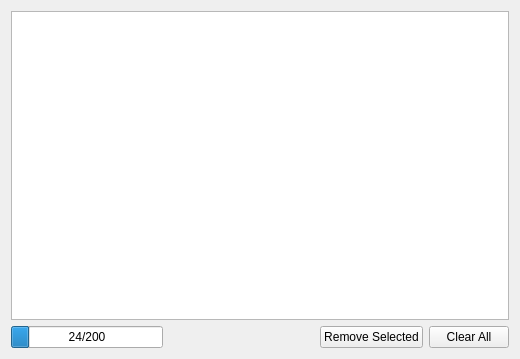
The window that analyzer/forms/CacheView.ui (jvesely/netsniffer) describes before a commit, drawn with Qt 5.
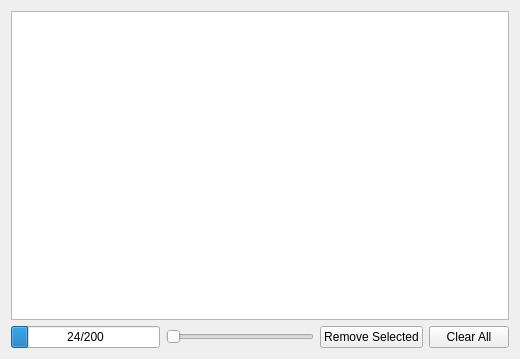
The same window after the commit. Icons and pictures are not drawn.

Commit message:
added cache capacity setting
slider selecting maximu m entries in dns cache was added
cache emits signal after its capacity has been altered

The edit to the form file:
```diff
--- a/analyzer/forms/CacheView.ui
+++ b/analyzer/forms/CacheView.ui
@@ -61,17 +61,23 @@
       </widget>
      </item>
      <item>
-      <spacer name="horizontalSpacer">
+      <widget class="QSlider" name="capacitySelector">
+       <property name="focusPolicy">
+        <enum>Qt::ClickFocus</enum>
+       </property>
+       <property name="minimum">
+        <number>10</number>
+       </property>
+       <property name="maximum">
+        <number>1000</number>
+       </property>
+       <property name="singleStep">
+        <number>5</number>
+       </property>
        <property name="orientation">
         <enum>Qt::Horizontal</enum>
        </property>
-       <property name="sizeHint" stdset="0">
-        <size>
-         <width>20</width>
-         <height>20</height>
-        </size>
-       </property>
-      </spacer>
+      </widget>
      </item>
      <item>
       <widget class="QPushButton" name="buttonRemove">
```
Left out of the diff: 6 changed lines with no effect on the pictures. The commit also changes 3 other files.
